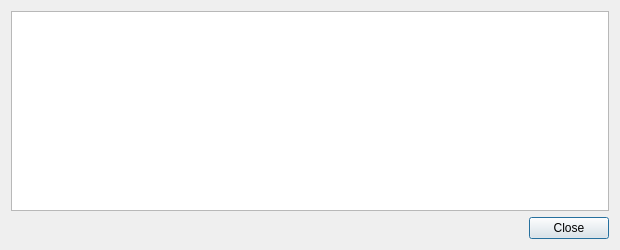
Before: the Qt Designer form src/qt/forms/transactiondescdialog.ui in dogecoin/dogecoin, drawn with Qt 5.
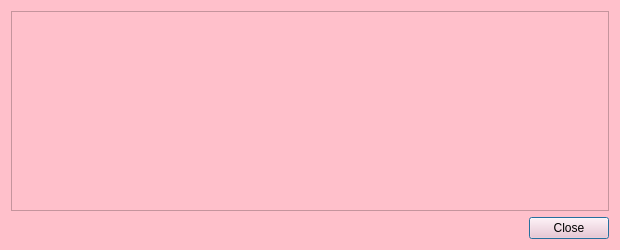
After: the same form once the commit is applied.

Commit message: Changed transaction description dialog to pink background (appears not to inherit background from bitcoingui.cpp).

What changed in the file:
```diff
--- a/src/qt/forms/transactiondescdialog.ui
+++ b/src/qt/forms/transactiondescdialog.ui
@@ -13,6 +13,9 @@
   <property name="windowTitle">
    <string>Transaction details</string>
   </property>
+  <property name="styleSheet">
+   <string notr="true">background-color: pink;</string>
+  </property>
   <layout class="QVBoxLayout" name="verticalLayout">
    <item>
     <widget class="QTextEdit" name="detailText">
```
